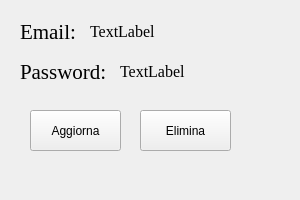
Above: UI/VistaGestioneUtente.ui from Pryce22/Museum-Management-System-2023 before the change. Below: the same form after it.
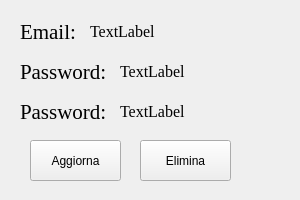
That is the form after the change.

Commit message: Diversa pagien gestione utente (direttore, dipendente, cliente) Ad inizio programma stampa nel terminale il tipo di account

What changed in the file:
```diff
--- a/UI/VistaGestioneUtente.ui
+++ b/UI/VistaGestioneUtente.ui
@@ -97,7 +97,7 @@
    <property name="geometry">
     <rect>
      <x>30</x>
-     <y>110</y>
+     <y>140</y>
      <width>91</width>
      <height>41</height>
     </rect>
@@ -110,7 +110,7 @@
    <property name="geometry">
     <rect>
      <x>140</x>
-     <y>110</y>
+     <y>140</y>
      <width>91</width>
      <height>41</height>
     </rect>
@@ -119,6 +119,46 @@
     <string>Elimina</string>
    </property>
   </widget>
+  <widget class="QLabel" name="label_5">
+   <property name="geometry">
+    <rect>
+     <x>20</x>
+     <y>100</y>
+     <width>86</width>
+     <height>23</height>
+    </rect>
+   </property>
+   <property name="font">
+    <font>
+     <family>Times New Roman</family>
+     <pointsize>16</pointsize>
+     <weight>50</weight>
+     <bold>false</bold>
+    </font>
+   </property>
+   <property name="text">
+    <string>Password:</string>
+   </property>
+  </widget>
+  <widget class="QLabel" name="label_6">
+   <property name="geometry">
+    <rect>
+     <x>120</x>
+     <y>100</y>
+     <width>82</width>
+     <height>23</height>
+    </rect>
+   </property>
+   <property name="font">
+    <font>
+     <family>Times New Roman</family>
+     <pointsize>12</pointsize>
+    </font>
+   </property>
+   <property name="text">
+    <string>TextLabel</string>
+   </property>
+  </widget>
  </widget>
  <resources/>
  <connections/>
```
The commit also changes 10 other files.
